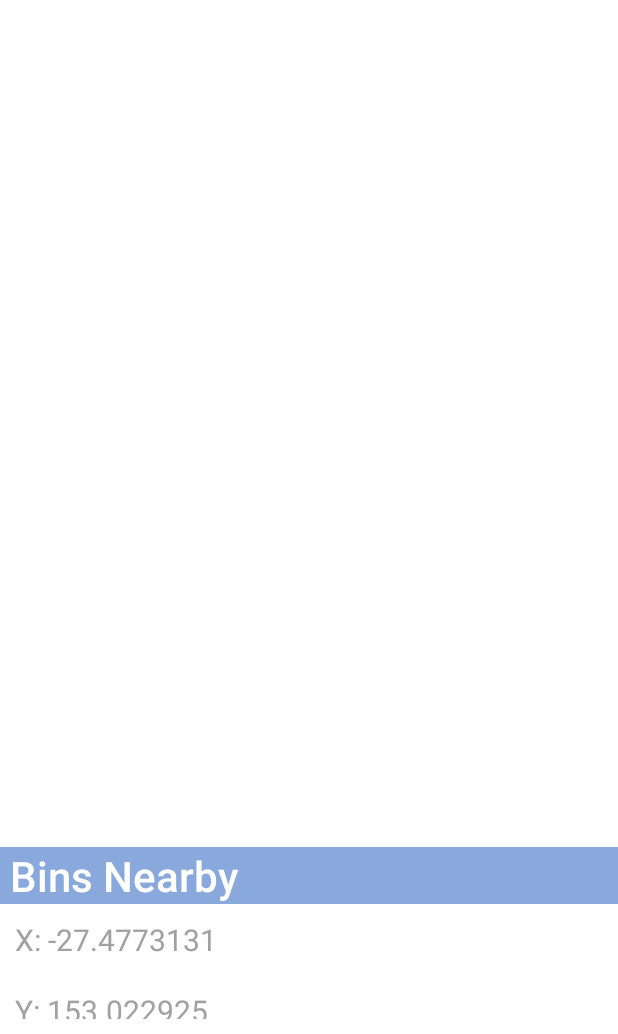
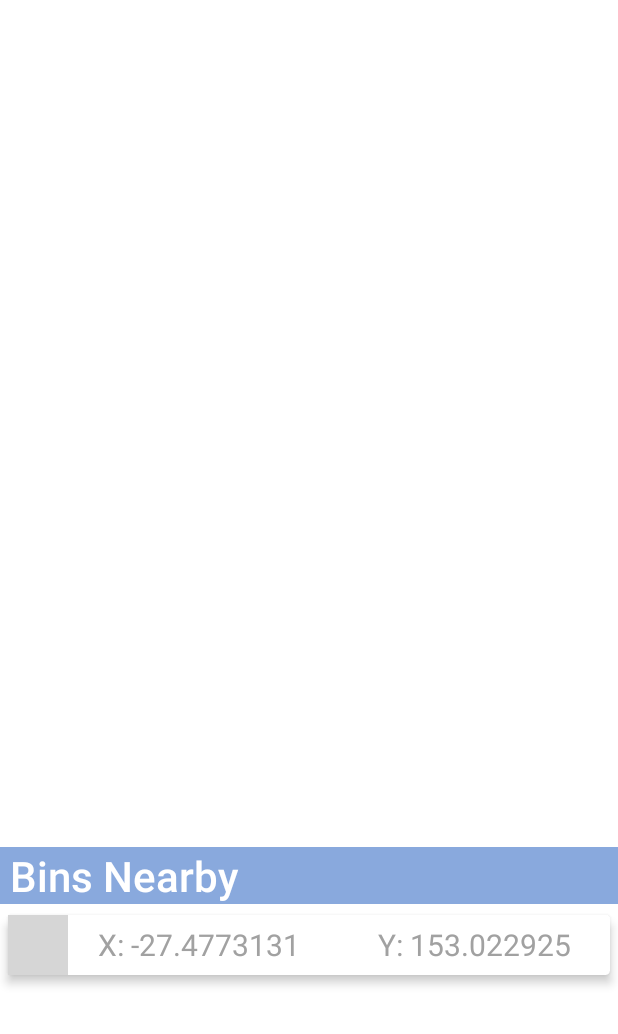
Before and after one commit to All-stairs-no-slides/Brisbane_Eco, an Android app: the MapsActivity screen opened directly, with no data from a screen before it, on a phone screen of 412 x 824 dp, the part 202-1236 px from its top. Run offline under Robolectric (Android 15) with nearby library versions, the phone set to English and light mode, and no system bars; grey boxes are pictures that could not be loaded.

Commit message:
Google Maps Integration added

```diff
--- a/app/src/main/res/layout/activity_maps.xml
+++ b/app/src/main/res/layout/activity_maps.xml
@@ -36,36 +36,50 @@
         android:text=" Bins Nearby"
         android:textColor="#FFFFFF"
         android:textSize="28dp"/>
+
+    <androidx.cardview.widget.CardView
+        android:layout_width="match_parent"
+        android:layout_height="wrap_content"
+        app:cardUseCompatPadding="true"
+        app:cardElevation="4dp"
+        app:cardCornerRadius="3dp" >
+
+        <LinearLayout
+            android:layout_width="match_parent"
+            android:layout_height="wrap_content"
+            android:orientation="horizontal">
+
+            <ImageView
+                android:id="@+id/legend"
+                android:layout_width="40dp"
+                android:layout_height="40dp"
+                android:layout_gravity="center"
+                android:layout_weight="0"
+                app:srcCompat="@drawable/mapmarker"
+                tools:layout_editor_absoluteX="22dp"
+                tools:layout_editor_absoluteY="469dp" />
+
             <TextView
                 android:id="@+id/LongitudeText"
-        android:layout_width="350dp"
+                android:layout_width="165dp"
                 android:layout_height="wrap_content"
-        android:layout_gravity="left"
-        android:layout_margin="10dp"
+                android:layout_gravity="center"
+                android:layout_marginHorizontal="20dp"
+                android:layout_weight="0"
                 android:text="X:"
                 android:textColor="#a1a1a1"
-        android:textSize="20dp"
-        tools:layout_editor_absoluteX="49dp"
-        tools:layout_editor_absoluteY="161dp" />
+                android:textSize="20dp" />
             <TextView
                 android:id="@+id/LatitudeText"
-        android:layout_width="350dp"
+                android:layout_width="165dp"
                 android:layout_height="wrap_content"
-        android:layout_gravity="left"
-        android:layout_margin="10dp"
+                android:layout_gravity="center"
+                android:layout_margin="1dp"
+                android:layout_weight="0"
                 android:text="Y:"
                 android:textColor="#a1a1a1"
-        android:textSize="20dp"
-        tools:layout_editor_absoluteX="49dp"
-        tools:layout_editor_absoluteY="161dp" />
+                android:textSize="20dp" />
 
-<!--    <ImageView-->
-<!--        android:id="@+id/legend"-->
-<!--        android:layout_width="366dp"-->
-<!--        android:layout_height="534dp"-->
-<!--        android:layout_gravity="center"-->
-<!--        android:layout_weight="1"-->
-<!--        app:srcCompat="@drawable/img_1"-->
-<!--        tools:layout_editor_absoluteX="22dp"-->
-<!--        tools:layout_editor_absoluteY="469dp" />-->
         </LinearLayout>
+    </androidx.cardview.widget.CardView>
+</LinearLayout>
```
Lines whose indentation alone changed are shown as unchanged.
